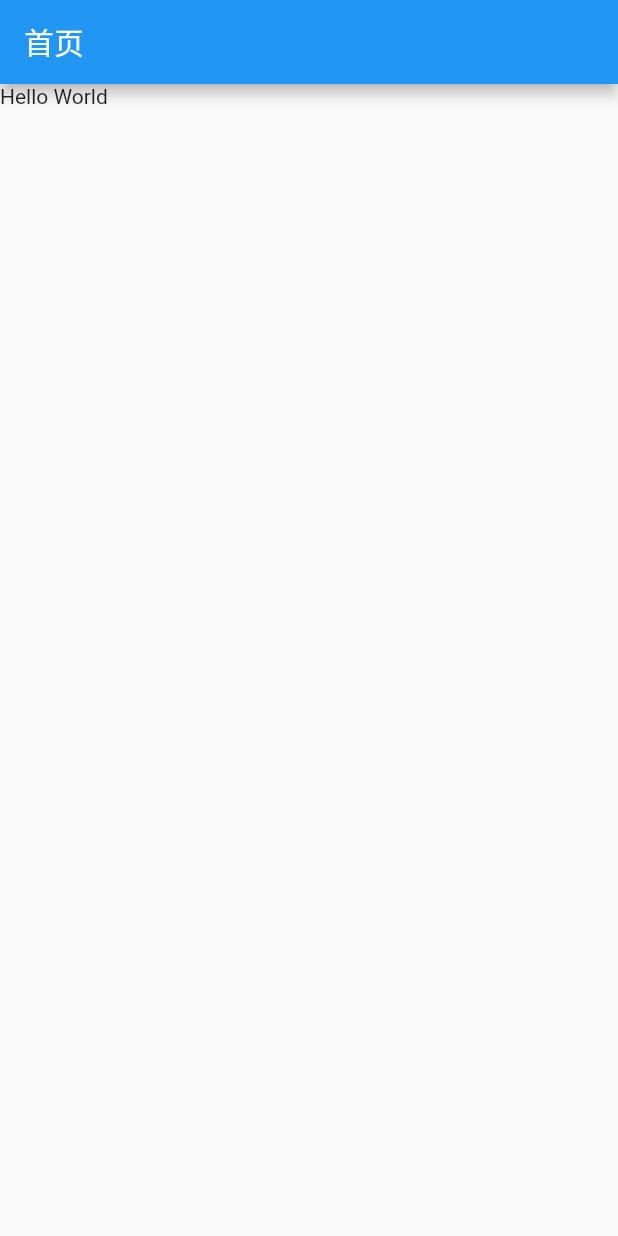
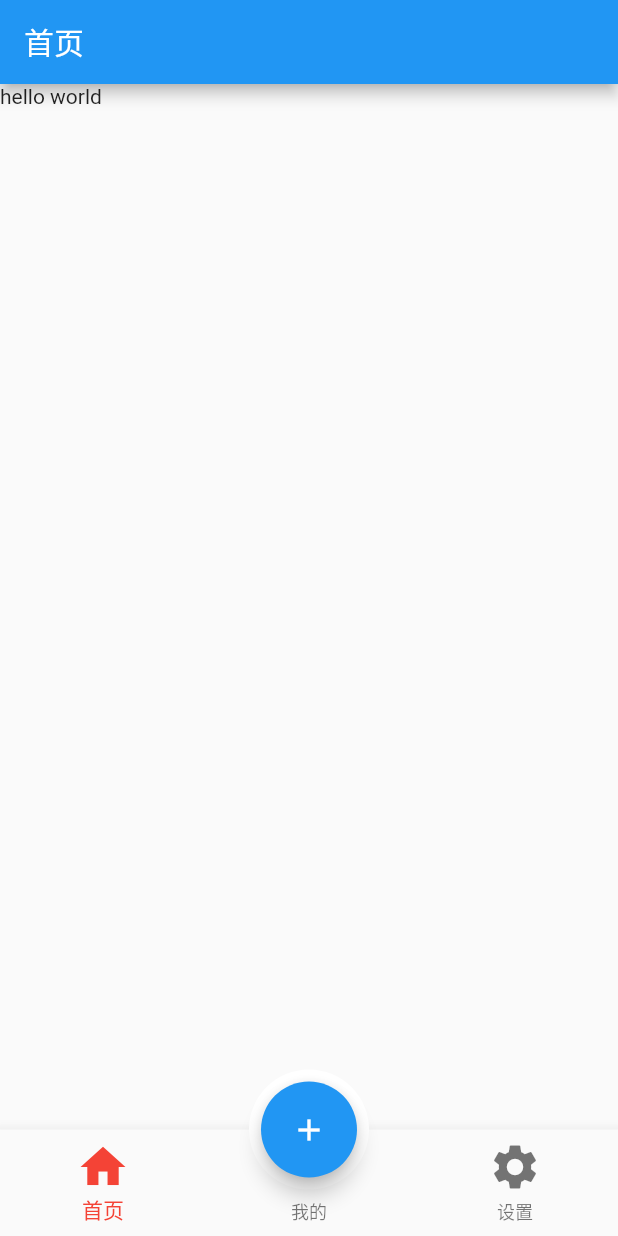
Before and after one commit to he1237596/myapp, a Flutter app: the screen it shows after launch, on a phone screen of 412 x 824 dp. Run offline on Flutter 3.47's test engine with Material 2 defaults, Android fonts, the phone set to English and light mode, and no system bars.

Commit message:
底部异性tab

```diff
--- a/lib/main.dart
+++ b/lib/main.dart
@@ -2,8 +2,8 @@
  * @Author: Chris
  * @Date: 2020-09-07 15:53:59
  * @LastEditors: Chris
- * @LastEditTime: 2020-09-07 16:17:16
- * @Descripttion: **
+ * @LastEditTime: 2020-09-23 14:45:36
+ * @Descripttion: floatingActionButton+BottomNavigationBar实现底部异性tab
  */
 import 'package:flutter/material.dart';
 
@@ -18,13 +18,70 @@ class MyApp extends StatelessWidget {
       child: MaterialApp(
         title: 'MyApp',
         theme: ThemeData.light(),
-        home: Scaffold(
-          appBar: AppBar(
-            title: Text('首页'),
-          ),
-          body: Text('Hello World'),
-        ),
+        home: Tabs(),
       ),
     );
   }
 }
+
+// 类似咸鱼底部tabBar
+class Tabs extends StatefulWidget {
+  Tabs({Key key}) : super(key: key);
+
+  @override
+  _TabsState createState() => _TabsState();
+}
+
+class _TabsState extends State<Tabs> {
+  int _currentIndex = 0;
+
+  @override
+  Widget build(BuildContext context) {
+    return Scaffold(
+      appBar: AppBar(
+        title: Text('首页'),
+      ),
+      body: Text('hello world'),
+      bottomNavigationBar: BottomNavigationBar(
+        currentIndex: this._currentIndex,
+        onTap: (index) {
+          this.setState(() {
+            this._currentIndex = index;
+          });
+        },
+        iconSize: 36.0,
+        fixedColor: Colors.red, // 选中颜色
+        items: [
+          BottomNavigationBarItem(icon: Icon(Icons.home), title: Text('首页')),
+          BottomNavigationBarItem(icon: Icon(Icons.people), title: Text('我的')),
+          BottomNavigationBarItem(
+              icon: Icon(
+                Icons.settings,
+              ),
+              title: Text('设置')),
+        ],
+      ),
+      floatingActionButton: Container(
+        // padding: EdgeInsets.all(8),
+        width: 80,
+        height: 80,
+
+        // color: this._currentIndex == 1 ? Colors.red : Colors.blue,
+        decoration: BoxDecoration(
+            color: Colors.white, borderRadius: BorderRadius.circular(40)),
+        // margin: EdgeInsets.only(bottom: 0),
+        padding: EdgeInsets.all(8),
+        child: FloatingActionButton(
+          backgroundColor: this._currentIndex == 1 ? Colors.red : Colors.blue,
+          onPressed: () {
+            this.setState(() {
+              this._currentIndex = 1;
+            });
+          },
+          child: Icon(Icons.add),
+        ),
+      ),
+      floatingActionButtonLocation: FloatingActionButtonLocation.centerDocked,
+    );
+  }
+}
```
